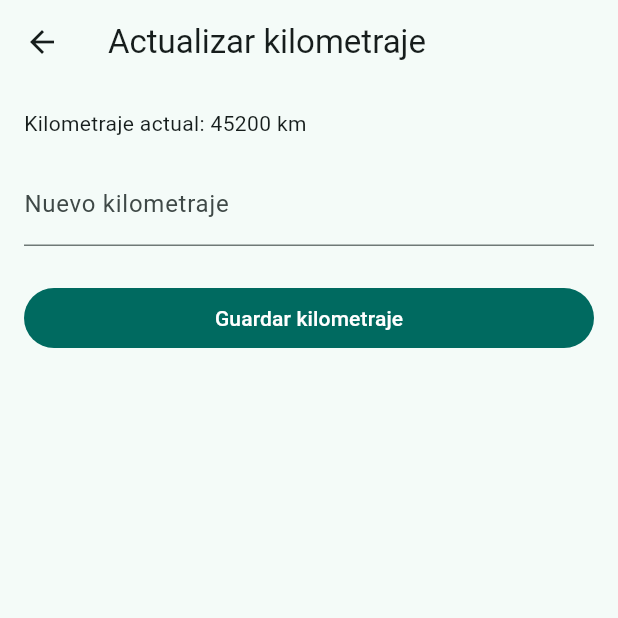
After one commit to Burgosss/bitacora_llantas, a Flutter app: the VehiculoDetalleScreen screen opened directly with sample values from the repository, after a tap on "Actualizar kilometraje", on a phone screen of 412 x 824 dp, the top half of it. The commit adds this screen. Run offline on Flutter 3.47's test engine with Material 3 defaults, Android fonts, the light colour scheme and no system bars.

Commit message:
feat: actualiza kilometraje y calcula recorrido de llantas

```diff
--- a/lib/models/vehiculo.dart
+++ b/lib/models/vehiculo.dart
@@ -13,6 +13,18 @@ class Vehiculo {
   final int kilometraje;
   final Map<PosicionLlanta, Llanta> llantas;
 
+  Vehiculo actualizarKilometraje(int nuevoKilometraje) {
+    if (nuevoKilometraje < 0 || nuevoKilometraje < kilometraje) {
+      throw ArgumentError('El kilometraje no puede disminuir.');
+    }
+    return Vehiculo(
+      alias: alias,
+      placa: placa,
+      kilometraje: nuevoKilometraje,
+      llantas: llantas,
+    );
+  }
+
   Vehiculo asignarLlanta(PosicionLlanta posicion, Llanta llanta) {
     if (llantas.containsKey(posicion)) {
       throw StateError('La posición ya tiene una llanta asignada.');
--- /dev/null
+++ b/lib/screens/actualizar_kilometraje_screen.dart
@@ -0,0 +1,78 @@
+import 'package:flutter/material.dart';
+
+class ActualizarKilometrajeScreen extends StatefulWidget {
+  const ActualizarKilometrajeScreen({
+    super.key,
+    required this.kilometrajeActual,
+  });
+
+  final int kilometrajeActual;
+
+  @override
+  State<ActualizarKilometrajeScreen> createState() =>
+      _ActualizarKilometrajeScreenState();
+}
+
+class _ActualizarKilometrajeScreenState
+    extends State<ActualizarKilometrajeScreen> {
+  final _formKey = GlobalKey<FormState>();
+  final _kilometraje = TextEditingController();
+
+  @override
+  void dispose() {
+    _kilometraje.dispose();
+    super.dispose();
+  }
+
+  void _guardar() {
+    if (!_formKey.currentState!.validate()) return;
+    Navigator.of(context).pop(int.parse(_kilometraje.text.trim()));
+  }
+
+  @override
+  Widget build(BuildContext context) {
+    return Scaffold(
+      appBar: AppBar(title: const Text('Actualizar kilometraje')),
+      body: SafeArea(
+        child: Form(
+          key: _formKey,
+          autovalidateMode: AutovalidateMode.onUserInteraction,
+          child: ListView(
+            padding: const EdgeInsets.all(16),
+            children: [
+              Text('Kilometraje actual: ${widget.kilometrajeActual} km'),
+              const SizedBox(height: 16),
+              TextFormField(
+                controller: _kilometraje,
+                decoration: const InputDecoration(
+                  labelText: 'Nuevo kilometraje',
+                  suffixText: 'km',
+                ),
+                keyboardType: TextInputType.number,
+                textInputAction: TextInputAction.done,
+                onFieldSubmitted: (_) => _guardar(),
+                validator: (value) {
+                  final texto = (value ?? '').trim();
+                  if (texto.isEmpty) return 'Ingresa el kilometraje.';
+                  final numero = int.tryParse(texto);
+                  if (!RegExp(r'^[0-9]+$').hasMatch(texto) || numero == null) {
+                    return 'Ingresa un entero no negativo.';
+                  }
+                  if (numero < widget.kilometrajeActual) {
+                    return 'El kilometraje no puede ser menor a ${widget.kilometrajeActual} km.';
+                  }
+                  return null;
+                },
+              ),
+              const SizedBox(height: 24),
+              FilledButton(
+                onPressed: _guardar,
+                child: const Text('Guardar kilometraje'),
+              ),
+            ],
+          ),
+        ),
+      ),
+    );
+  }
+}
--- a/lib/screens/vehiculo_detalle_screen.dart
+++ b/lib/screens/vehiculo_detalle_screen.dart
@@ -3,6 +3,7 @@ import 'package:flutter/material.dart';
 import '../models/vehiculo.dart';
 import '../models/llanta.dart';
 import 'asignar_llanta_screen.dart';
+import 'actualizar_kilometraje_screen.dart';
 
 class VehiculoDetalleScreen extends StatefulWidget {
   const VehiculoDetalleScreen({
@@ -20,6 +21,19 @@ class VehiculoDetalleScreen extends StatefulWidget {
 
 class _VehiculoDetalleScreenState extends State<VehiculoDetalleScreen> {
   late Vehiculo vehiculo = widget.vehiculo;
+
+  Future<void> _actualizarKilometraje() async {
+    final nuevo = await Navigator.of(context).push<int>(
+      MaterialPageRoute<int>(
+        builder: (context) => ActualizarKilometrajeScreen(
+          kilometrajeActual: vehiculo.kilometraje,
+        ),
+      ),
+    );
+    if (!mounted || nuevo == null) return;
+    setState(() => vehiculo = vehiculo.actualizarKilometraje(nuevo));
+    widget.onVehiculoActualizado(vehiculo);
+  }
 
   Future<void> _asignar(PosicionLlanta posicion) async {
     final llanta = await Navigator.of(context).push<Llanta>(
@@ -49,6 +63,11 @@ class _VehiculoDetalleScreenState extends State<VehiculoDetalleScreen> {
             ),
             const SizedBox(height: 8),
             Text('Kilometraje: ${vehiculo.kilometraje} km'),
+            TextButton.icon(
+              onPressed: _actualizarKilometraje,
+              icon: const Icon(Icons.speed),
+              label: const Text('Actualizar kilometraje'),
+            ),
             const SizedBox(height: 24),
             Text(
               'Posiciones de llantas',
@@ -69,9 +88,17 @@ class _VehiculoDetalleScreenState extends State<VehiculoDetalleScreen> {
                   ),
                   title: Text(posicion.etiqueta),
                   subtitle: vehiculo.llantas.containsKey(posicion)
-                      ? Text(
-                          '${vehiculo.llantas[posicion]!.marca} · ${vehiculo.llantas[posicion]!.modelo}\n'
-                          'Instalada a los ${vehiculo.llantas[posicion]!.kilometrajeInstalacion} km',
+                      ? Column(
+                          crossAxisAlignment: CrossAxisAlignment.start,
+                          children: [
+                            Text(
+                              '${vehiculo.llantas[posicion]!.marca} · ${vehiculo.llantas[posicion]!.modelo}\n'
+                              'Instalada a los ${vehiculo.llantas[posicion]!.kilometrajeInstalacion} km',
+                            ),
+                            Text(
+                              'Recorridos: ${vehiculo.kilometraje - vehiculo.llantas[posicion]!.kilometrajeInstalacion} km',
+                            ),
+                          ],
                         )
                       : const Text('Sin llanta asignada'),
                   trailing: vehiculo.llantas.containsKey(posicion)
```
Also changed, not shown: 1 other file.
